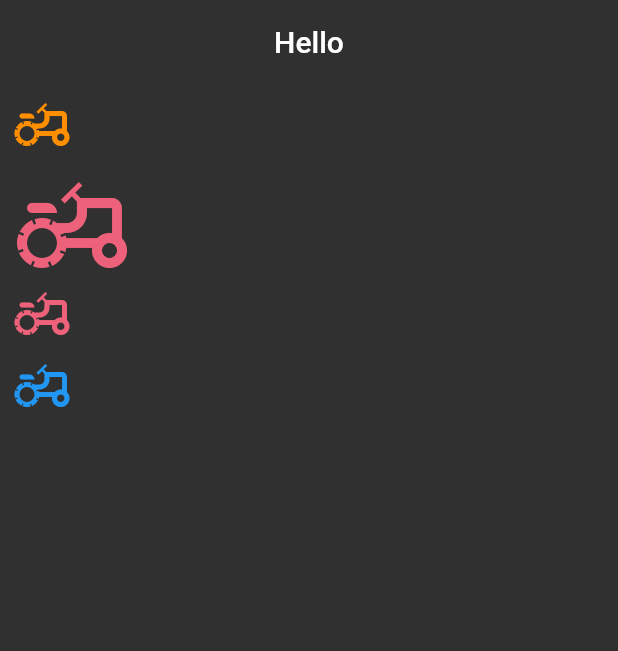
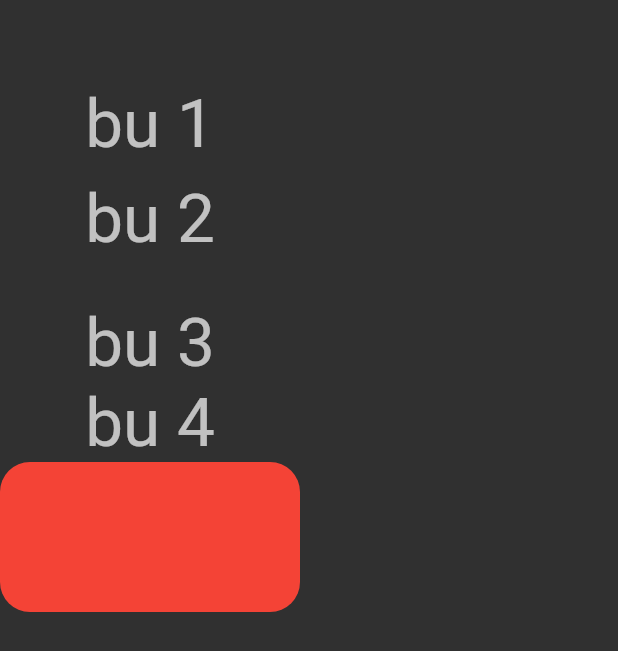
Before and after one commit to burakgurler16/widgets_learn, a Flutter app: the screen it shows after launch, on a phone screen of 412 x 824 dp. Shown: the top 651 px of the screen. Run offline on Flutter 3.47's test engine with Material 2 defaults, Android fonts, the light colour scheme and no system bars; our stand-ins replace transparent_image.

Commit message:
stateless_learn

```diff
--- a/lib/main.dart
+++ b/lib/main.dart
@@ -3,9 +3,11 @@ import 'package:flutter/services.dart';
 import 'package:widgets_learn/login_screens/login_screen_ui_1.dart';
 import 'package:widgets_learn/widgets/app_bar.dart';
 import 'package:widgets_learn/widgets/button_learn.dart';
+import 'package:widgets_learn/widgets/color_learn.dart';
 import 'package:widgets_learn/widgets/container_sized_box.dart';
 import 'package:widgets_learn/widgets/icon_learn.dart';
 import 'package:widgets_learn/widgets/scaffold_learn.dart';
+import 'package:widgets_learn/widgets/stateless_learn.dart';
 import 'package:widgets_learn/widgets/text_learn.dart';
 
 void main() => runApp(const MyApp());
@@ -18,8 +20,9 @@ class MyApp extends StatelessWidget {
     return MaterialApp(
       title: 'Widget Learn',
       theme: ThemeData.dark().copyWith(
+          errorColor: ColorsItems.sulu,
           backgroundColor: Colors.amber[800],
-          iconTheme: IconThemeData(
+          iconTheme: const IconThemeData(
             color: Colors.blue,
           ),
           appBarTheme: const AppBarTheme(
@@ -28,7 +31,7 @@ class MyApp extends StatelessWidget {
             elevation: 0,
             systemOverlayStyle: SystemUiOverlayStyle.light,
           )),
-      home: IconLearnView(),
+      home: StatelessLearn(),
     );
   }
 }
--- /dev/null
+++ b/lib/widgets/stateless_learn.dart
@@ -0,0 +1,61 @@
+import 'package:flutter/material.dart';
+
+class StatelessLearn extends StatelessWidget {
+  const StatelessLearn({Key? key}) : super(key: key);
+  final text2 = 'bu 1';
+  final text3 = 'bu 2';
+  final text4 = 'bu 4';
+  final text5 = 'bu 3';
+
+  @override
+  Widget build(BuildContext context) {
+    return Scaffold(
+      appBar: AppBar(),
+      body: Column(
+        children: [
+          TitleTextWidget(text: text2),
+          _emptyBox(),
+          TitleTextWidget(text: text3),
+          _emptyBox(),
+          _emptyBox(),
+          _emptyBox(),
+          TitleTextWidget(text: text5),
+          TitleTextWidget(text: text4),
+          const _CustomContainer(),
+          _emptyBox()
+        ],
+        // mainAxisAlignment: MainAxisAlignment.end,
+        // crossAxisAlignment: CrossAxisAlignment.stretch,
+      ),
+    );
+  }
+
+  SizedBox _emptyBox() => const SizedBox(height: 10);
+}
+
+class _CustomContainer extends StatelessWidget {
+  const _CustomContainer({
+    Key? key,
+  }) : super(key: key);
+
+  @override
+  Widget build(BuildContext context) {
+    return Container(
+      width: 200,
+      height: 100,
+      decoration: BoxDecoration(borderRadius: BorderRadius.circular(20), color: Colors.red),
+    );
+  }
+}
+
+class TitleTextWidget extends StatelessWidget {
+  const TitleTextWidget({Key? key, required this.text}) : super(key: key);
+  final String text;
+  @override
+  Widget build(BuildContext context) {
+    return Text(
+      text,
+      style: Theme.of(context).textTheme.headline3,
+    );
+  }
+}
```
